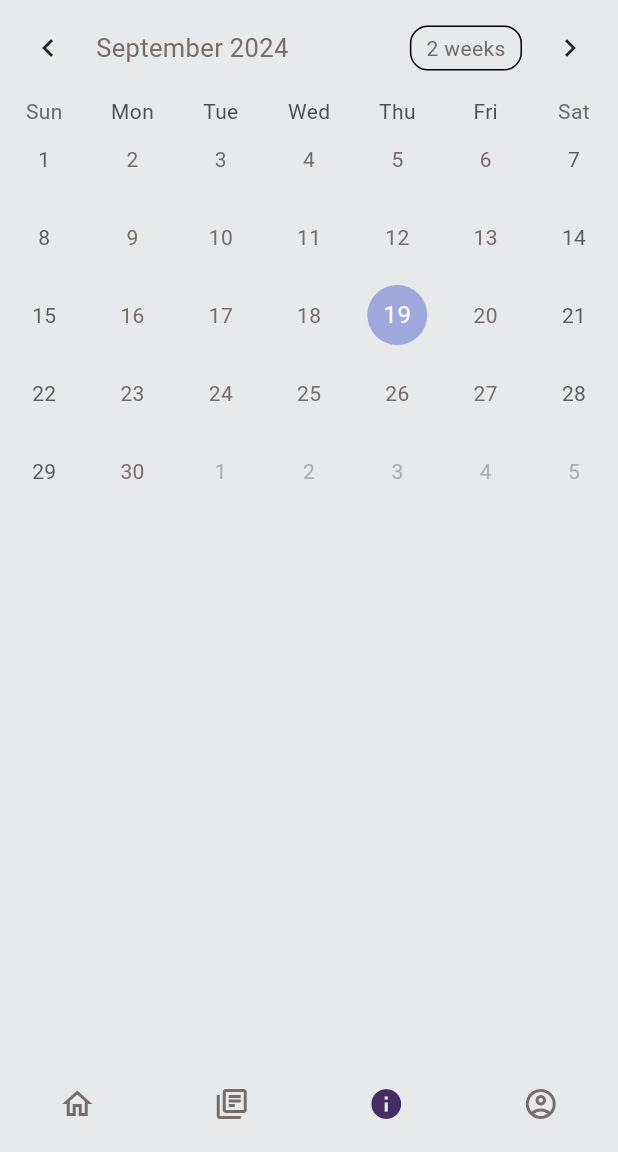
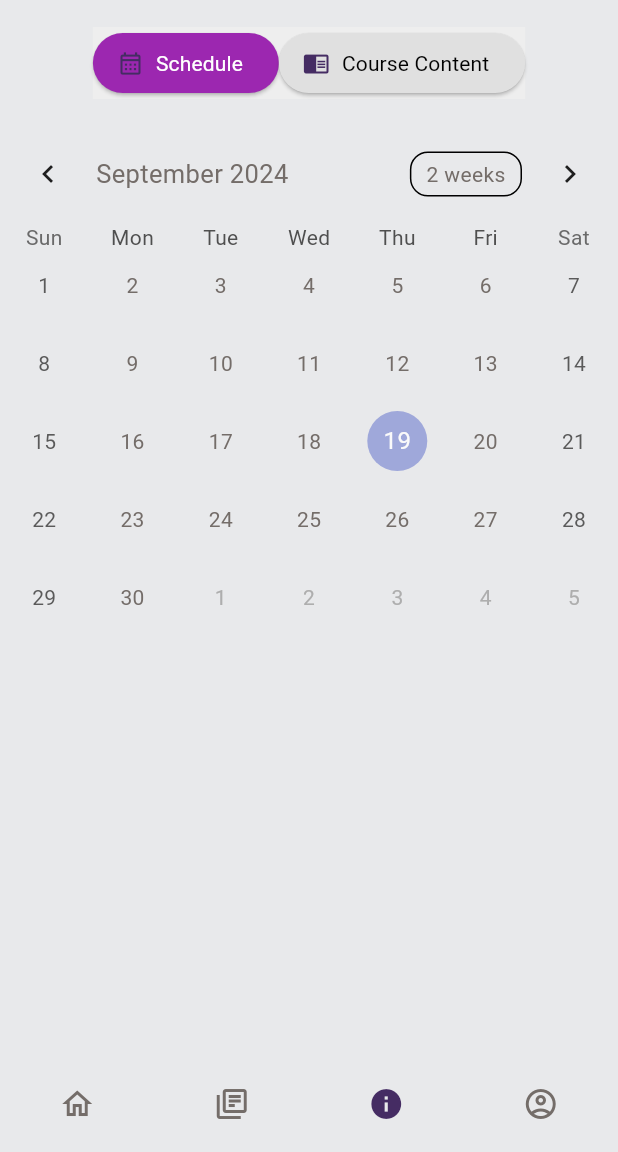
Before and after one commit to WhiteboxHub/wbl-flutter, a Flutter app: the screen it shows after launch, item 3 of the bottom bar chosen, on a phone screen of 412 x 824 dp, the part 84-1236 px from its top. Run offline on Flutter 3.47's test engine with Material 3 defaults, Android fonts, the light colour scheme and no system bars; drawn by our look-alikes of table_calendar; our stand-ins replace carousel_slider, flutter_svg, googleapis_auth, modal_progress_hud_nsn; missing offline and left inert: googleapis; Roboto replaces fonts that are missing (Epilogue-Black, Epilogue-Bold); project files that could hold a hidden picture were left out.

Commit message:
updated schedule

```diff
--- a/lib/screens/schedule_resources_screen.dart
+++ b/lib/screens/schedule_resources_screen.dart
@@ -78,6 +78,13 @@
     });
   }
 
+  String selectedOption = 'Schedule'; // Default selected option
+
+  // Custom colors for button states
+  final Color selectedButtonColor = Colors.purple;
+  final Color unselectedButtonColor = Colors.grey.shade300;
+  final Color selectedTextColor = Colors.white;
+  final Color unselectedTextColor = Colors.black;
   @override
   Widget build(BuildContext context) {
     return SafeArea(
@@ -85,6 +92,63 @@
       child: Scaffold(
           body: Column(
         children: [
+          Container(
+            margin: const EdgeInsets.fromLTRB(
+                16.0, 18.0, 16.0, 18.0), // left, top, right, bottom
+            color: Colors
+                .grey.shade200, // Set background color for the button area
+            child: SingleChildScrollView(
+              scrollDirection: Axis.horizontal,
+              child: Row(
+                mainAxisAlignment: MainAxisAlignment.spaceEvenly,
+                children: [
+                  ElevatedButton.icon(
+                    onPressed: () {
+                      setState(() {
+                        selectedOption = 'Schedule';
+                      });
+                    },
+                    icon: const Icon(Icons.calendar_month_outlined), // Icon for Schedule
+                    label: Text(
+                      'Schedule',
+                      style: TextStyle(
+                        color: selectedOption == 'Schedule'
+                            ? selectedTextColor
+                            : unselectedTextColor,
+                      ),
+                    ),
+                    style: ElevatedButton.styleFrom(
+                      backgroundColor: selectedOption == 'Schedule'
+                          ? selectedButtonColor
+                          : unselectedButtonColor,
+                    ),
+                  ),
+                  ElevatedButton.icon(
+                    onPressed: () {
+                      setState(() {
+                        selectedOption = 'Course Content';
+                      });
+                    },
+                    icon: const Icon(
+                        Icons.chrome_reader_mode), // Icon for Course Content
+                    label: Text(
+                      'Course Content',
+                      style: TextStyle(
+                        color: selectedOption == 'Course Content'
+                            ? selectedTextColor
+                            : unselectedTextColor,
+                      ),
+                    ),
+                    style: ElevatedButton.styleFrom(
+                      backgroundColor: selectedOption == 'Course Content'
+                          ? selectedButtonColor
+                          : unselectedButtonColor,
+                    ),
+                  ),
+                ],
+              ),
+            ),
+          ),
           Center(
             child: CalendarWidget(events: _events),
           ),
```
